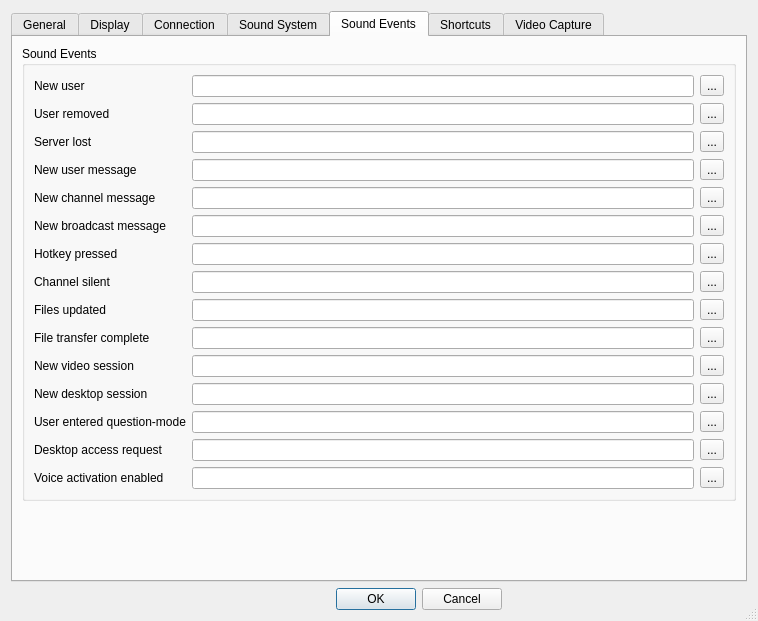
The window that Client/qtTeamTalk/preferences.ui (BearWare/TeamTalk5) describes before a commit, drawn with Qt 5.
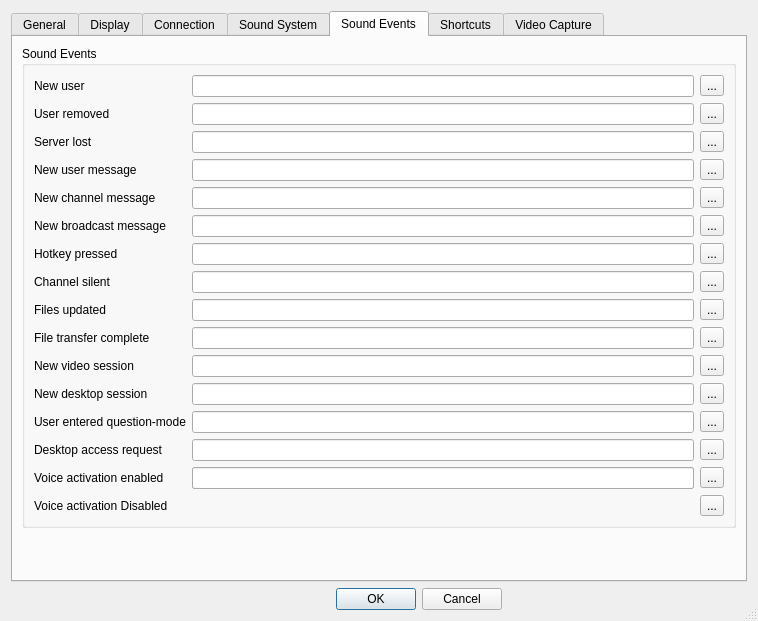
The same window after the commit. The open tabs and pages were chosen to show the change. Icons and pictures are not drawn.

Commit message: Add sound for voice activation disabled

Patch:
```diff
--- a/Client/qtTeamTalk/preferences.ui
+++ b/Client/qtTeamTalk/preferences.ui
@@ -1336,7 +1336,29 @@
               </property>
              </widget>
             </item>
-// End of test
+            <item row="20" column="1">
+             <widget class="QLineEdit" name="voiceactoffEdit"/>
+            </item>
+            <item row="21" column="0">
+             <widget class="QLabel" name="label_321">
+              <property name="text">
+               <string>Voice activation Disabled</string>
+              </property>
+              <property name="buddy">
+               <cstring>voiceactoffEdit</cstring>
+              </property>
+             </widget>
+            </item>
+            <item row="21" column="2">
+             <widget class="QToolButton" name="voiceactoffButton">
+              <property name="accessibleName">
+               <string>Browse</string>
+              </property>
+              <property name="text">
+               <string notr="true">...</string>
+              </property>
+             </widget>
+            </item>
             <item row="9" column="2">
              <widget class="QToolButton" name="transferdoneButton">
               <property name="accessibleName">
```
Left out of the diff: 3 changed lines with no effect on the pictures. The commit also changes 7 other files.
